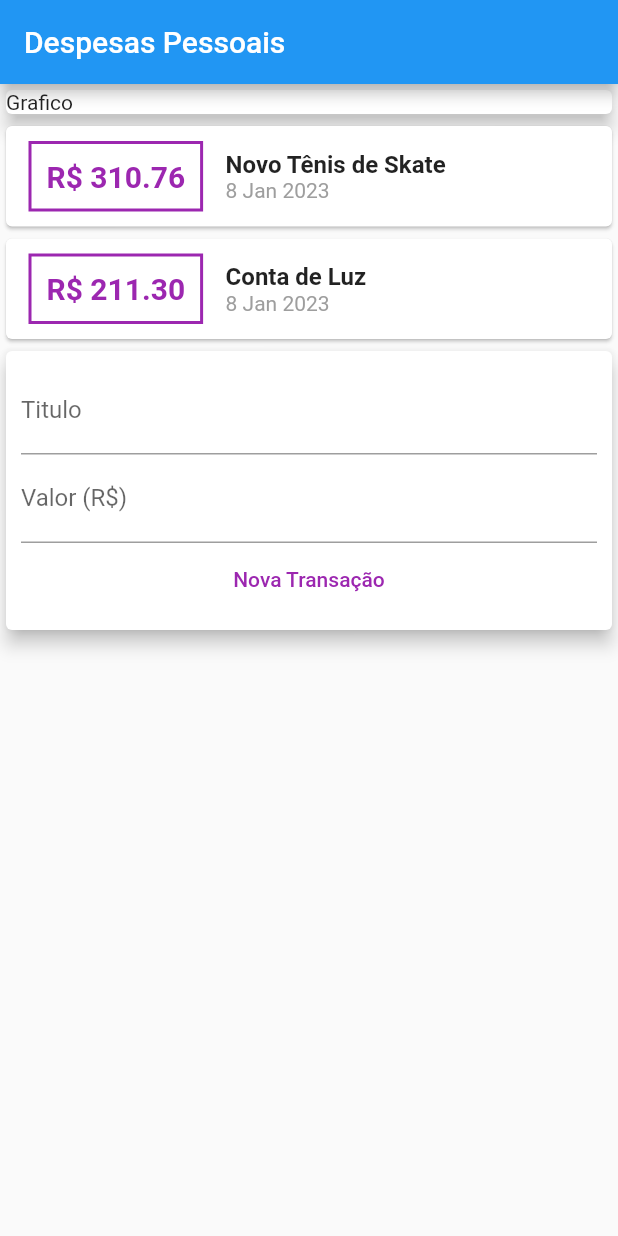
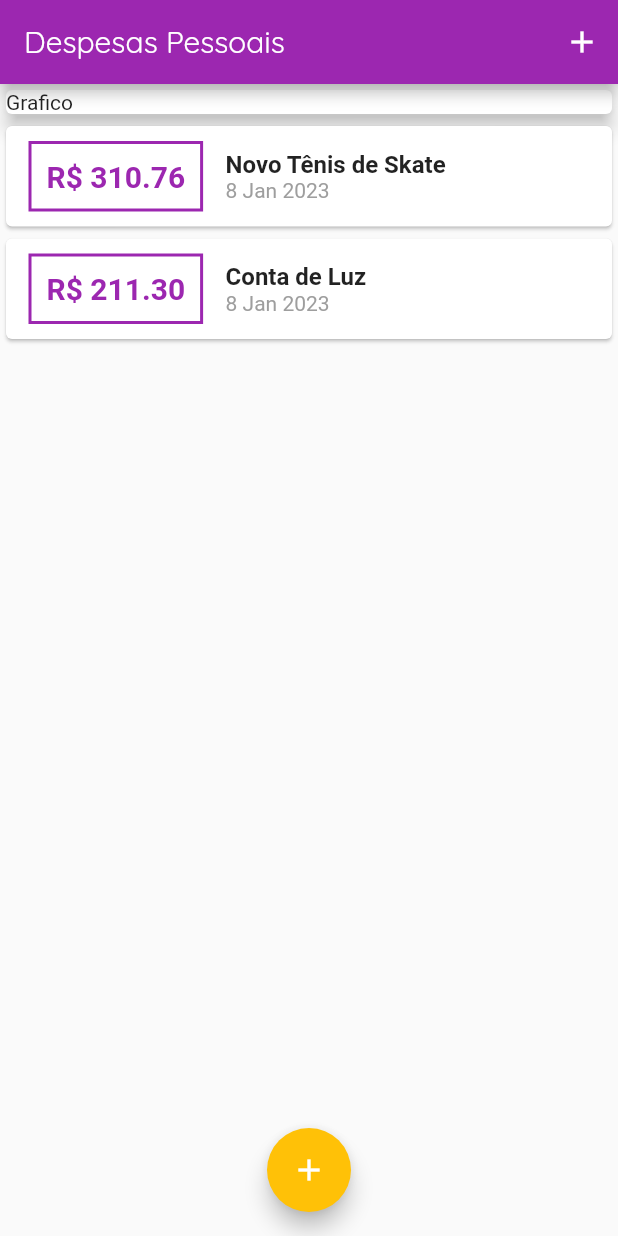
Before and after one commit to Icimm/expenses, a Flutter app: the screen it shows after launch, on a phone screen of 412 x 824 dp. Run offline on Flutter 3.47's test engine with Material 2 defaults, Android fonts, the phone set to English and light mode, and no system bars.

Commit message:
criacao da aplicacao
estilizacao

funcoes e classes

importacao de pacote inml

estilizção e criação de formulario

separção da arvore de widgets em components

criação de novos components

adicao de cores no tema

adicao de novas fontes

```diff
--- a/lib/components/transaction.user.dart
+++ /dev/null
@@ -1,53 +0,0 @@
-import 'dart:math';
-import 'package:flutter/material.dart';
-import '../models/transactions.dart';
-import 'transaction_form.dart';
-import 'transaction_list.dart';
-
-class TransactionUser extends StatefulWidget {
-
-  @override
-  State<TransactionUser> createState() => _TransactionUserState();
-}
-
-
-class _TransactionUserState extends State<TransactionUser> {
-  final _transactions = [
-    Transaction(
-      id: 't1',
-      title: 'Novo Tênis de Skate',
-      value: 310.76,
-      date: DateTime.now(),
-    ),
-    Transaction(
-      id: 't2',
-      title: 'Conta de Luz',
-      value: 211.30,
-      date: DateTime.now(),
-    ),
-  ];
-
-  _addTransaction(String title, double value){
-
-    final newTransaction = Transaction(
-        id: Random().nextDouble().toString(),
-        title: title,
-        value: value,
-        date: DateTime.now(),
-    );
-
-    setState(() {
-      _transactions.add(newTransaction);
-    });
-  }
-
-  @override
-  Widget build(BuildContext context) {
-    return Column(
-      children: <Widget>[
-        TransactionList(_transactions),
-        TransactionForm(_addTransaction),
-      ],
-    );
-  }
-}
--- a/lib/components/transaction_form.dart
+++ b/lib/components/transaction_form.dart
@@ -10,6 +10,17 @@ class TransactionForm extends StatelessWidget {
 
   TransactionForm(this.onSubmit);
 
+  _submitForm() {
+      final title = titleController.text;
+      final value = double.parse(valueController.text);
+
+      if(title.isEmpty || value<= 0) {
+        return;
+      }
+     onSubmit(title, value);
+  }
+
+
   @override
   Widget build(BuildContext context) {
     return Card(
@@ -20,12 +31,15 @@ class TransactionForm extends StatelessWidget {
           children: <Widget>[
             TextField(
               controller: titleController,
+              onSubmitted: (value) => _submitForm(),
               decoration: InputDecoration(
                 labelText: 'Titulo',
               ),
             ),
             TextField(
               controller: valueController,
+              keyboardType: TextInputType.numberWithOptions(decimal: true),
+              onSubmitted: (value) => _submitForm(),
               decoration: InputDecoration(
                 labelText: 'Valor (R\$)',
               ),
@@ -36,12 +50,7 @@ class TransactionForm extends StatelessWidget {
                 foregroundColor: MaterialStateProperty.all<Color>(Colors.purple),
 
               ),
-              onPressed: () {
-                final title = titleController.text;
-                final value = double.tryParse(valueController.text) ?? 0.0;
-                onSubmit(title, value);
-
-              },
+              onPressed: _submitForm,
             )
           ],
         ),
--- a/lib/components/transaction_list.dart
+++ b/lib/components/transaction_list.dart
@@ -10,8 +10,12 @@ class TransactionList extends StatelessWidget {
 
   @override
   Widget build(BuildContext context) {
-    return Column(
-        children: transactions.map((tr) {
+    return Container(
+      height: 300,
+      child: ListView.builder(
+        itemCount: transactions.length,
+          itemBuilder: (ctx, index) {
+            final tr = transactions[index];
             return Card(
               child: Row(
                 children: <Widget>[
@@ -22,7 +26,7 @@ class TransactionList extends StatelessWidget {
                     ),
                     decoration: BoxDecoration(
                       border: Border.all(
-                      color: Colors.purple,
+                        color: Theme.of(context).colorScheme.primary,
                         width: 2,
                       ),
                     ),
@@ -32,7 +36,7 @@ class TransactionList extends StatelessWidget {
                       style: TextStyle(
                         fontWeight: FontWeight.bold,
                         fontSize: 20,
-                      color: Colors.purple,
+                        color: Theme.of(context).colorScheme.primary,
                       ),
                     ),
                   ),
@@ -57,7 +61,8 @@ class TransactionList extends StatelessWidget {
                 ],
               ),
             );
-        }).toList()
+          },
+      ),
     );
   }
 }
--- a/lib/components/transaction_user.dart
+++ /dev/null
@@ -1 +0,0 @@
-// TODO Implement this library.
--- a/lib/main.dart
+++ b/lib/main.dart
@@ -1,31 +1,92 @@
-
+import 'dart:math';
+import 'models/transactions.dart';
+import 'components/transaction_form.dart';
+import 'components/transaction_list.dart';
 import 'package:flutter/material.dart';
-import 'components/transaction.user.dart';
 
 main() => runApp(ExpensesApp());
 
 class ExpensesApp extends StatelessWidget {
-  const ExpensesApp({Key? key}) : super(key: key);
+final ThemeData tema = ThemeData();
+
+  ExpensesApp({super.key});
 
   @override
   Widget build(BuildContext context) {
     return MaterialApp(
       debugShowCheckedModeBanner: false,
-      home:MyhomePage(
-
+      home:MyhomePage(),
+      theme: ThemeData(
+        colorScheme: tema.colorScheme.copyWith(
+          primary: Colors.purple,
+          secondary: Colors.amber,
+        ),
+        textTheme: tema.textTheme.copyWith(
+          headline6: TextStyle(
+            fontFamily: 'OpenSans',
+            fontSize: 18,
+            fontWeight: FontWeight.bold,
+            color: Colors.black,
+          ),
+        ),
+        appBarTheme: AppBarTheme(
+         titleTextStyle: TextStyle(
+          fontFamily: 'QuickSand',
+           fontSize: 20,
+          fontWeight: FontWeight.normal,
+          color: Colors.white,
+         ),
+        ),
       ),
     );
   }
 }
 
 class MyhomePage extends StatefulWidget {
-  const MyhomePage({Key? key}) : super(key: key);
 
   @override
   State<MyhomePage> createState() => _MyhomePageState();
 }
+class _MyhomePageState extends State<MyhomePage> {
 
-class _MyhomePageState extends State<MyhomePage> {
+final _transactions = [
+  Transaction(
+    id: 't1',
+    title: 'Novo Tênis de Skate',
+    value: 310.76,
+    date: DateTime.now(),
+  ),
+  Transaction(
+    id: 't2',
+    title: 'Conta de Luz',
+    value: 211.30,
+    date: DateTime.now(),
+  ),
+];
+
+  addTransaction(String title, double value){
+
+    final newTransaction = Transaction(
+      id: Random().nextDouble().toString(),
+      title: title,
+      value: value,
+      date: DateTime.now(),
+    );
+
+    setState(() {
+      _transactions.add(newTransaction);
+    });
+
+    Navigator.of(context).pop();
+  }
+
+  _opentransactionFormModal(BuildContext context) {
+    showModalBottomSheet(
+        context: context,
+        builder: (_) {
+          return TransactionForm(addTransaction);
+        });
+  }
 
 
   @override
@@ -33,8 +94,18 @@ class _MyhomePageState extends State<MyhomePage> {
     return Scaffold(
       appBar: AppBar(
         title: Text('Despesas Pessoais',),
+        actions: <Widget>[
+          Padding(
+            padding: EdgeInsets.only(left: 15),
+            child: IconButton(
+                icon: Icon(Icons.add),
+              onPressed: () => _opentransactionFormModal(context),
+            ),
+          )
+        ],
       ),
-      body: Column(
+      body: SingleChildScrollView(
+        child: Column(
         crossAxisAlignment: CrossAxisAlignment.stretch,
         children: <Widget> [
           Container(
@@ -43,9 +114,15 @@ class _MyhomePageState extends State<MyhomePage> {
               elevation: 5,
             ),
           ),
-         TransactionUser(),
+          TransactionList(_transactions),
         ],
+       ),
       ),
+      floatingActionButton: FloatingActionButton(
+        child: Icon(Icons.add),
+        onPressed: () => _opentransactionFormModal(context),
+      ),
+      floatingActionButtonLocation: FloatingActionButtonLocation.centerFloat,
     );
   }
 }
```
Also changed, not shown: pubspec.yaml (+12 -7 lines), assets/fonts/OpenSansBold.ttf (added), assets/fonts/OpenSansRegular.ttf (added), assets/fonts/QuicksandBold.ttf (added), assets/fonts/QuicksandRegular.ttf (added), 1 other file. Lines whose indentation alone changed are shown as unchanged.
